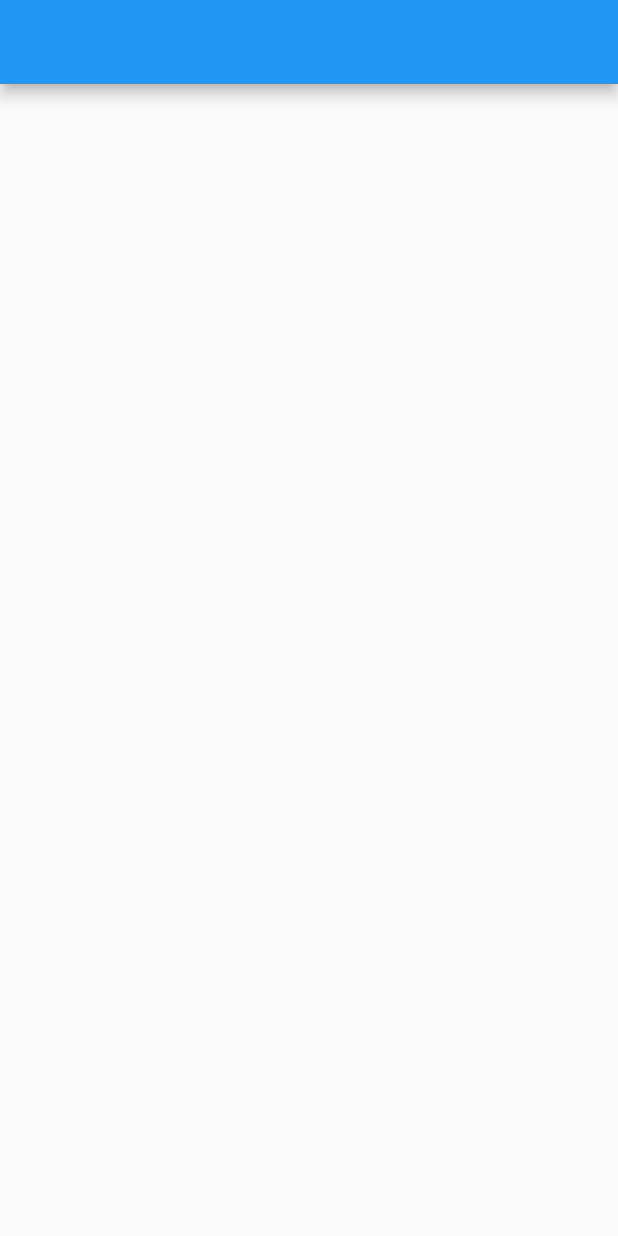
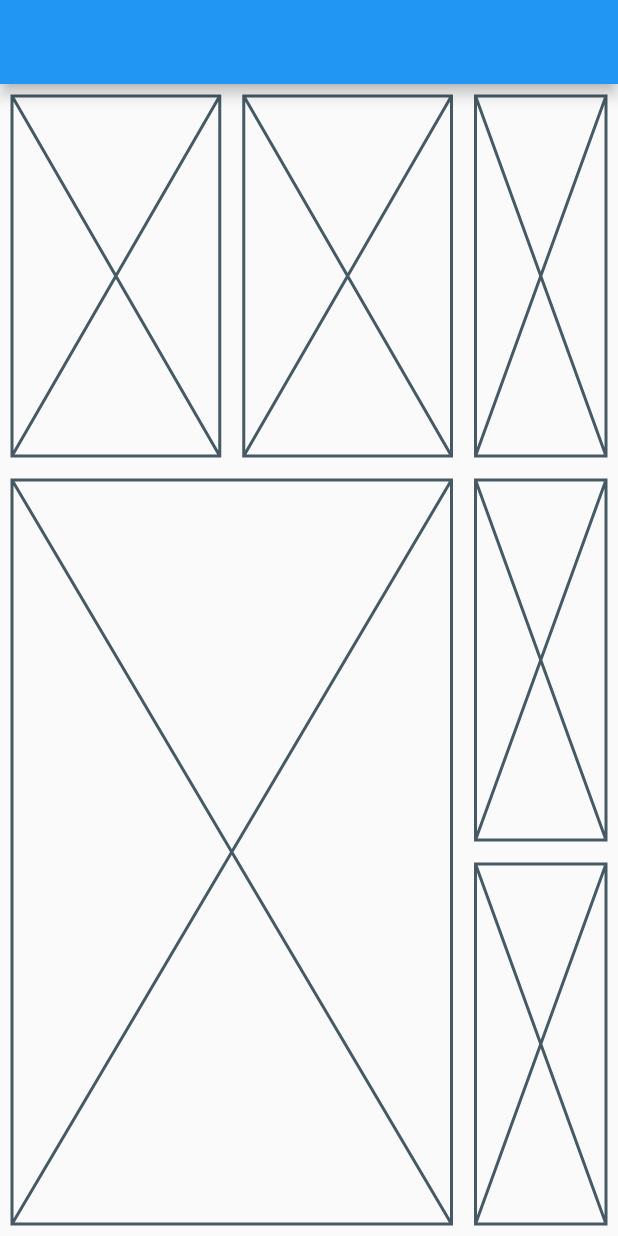
Before and after one commit to danilKhay/flutter_finboard, a Flutter app: the screen it shows after launch, on a phone screen of 412 x 824 dp. Run offline on Flutter 3.47's test engine with Material 2 defaults, Android fonts, the light colour scheme and no system bars; our stand-ins replace dio, get_it, retrofit; accounts and stored records are empty; generated files the repository leaves out were written again; network calls fail.

Commit message:
* Charts packages was added * HomeScreen was updated

```diff
--- a/lib/screens/home_screen.dart
+++ b/lib/screens/home_screen.dart
@@ -14,18 +14,57 @@ class _HomeScreenState extends State<HomeScreen> {
   CompanyProfile companyProfile;
   @override
   void initState() {
+    super.initState();
     final api = serviceLocator.get<FinHubApi>();
     api.getCompanyProfile(token: Constants.apiKey, symbol: 'NVDA').then((value) => setState(() => companyProfile = value));
-    super.initState();
   }
   @override
   Widget build(BuildContext context) {
     return Scaffold(
       appBar: AppBar(),
-      body: SingleChildScrollView(
+      body: SafeArea(
         child: Row(
           children: [
-            if (companyProfile != null) CompanyProfileWidget(companyProfile: companyProfile,),
+            Expanded(flex: 3, child: Column(
+              children: [
+                Expanded(flex: 1, child: Row(
+                  children: [
+                    Expanded(child: Padding(
+                      padding: const EdgeInsets.all(8.0),
+                      child: Placeholder(),
+                    )),
+                    Expanded(child: Padding(
+                      padding: const EdgeInsets.all(8.0),
+                      child: Placeholder(),
+                    )),
+                  ],
+                ),),
+                Expanded(flex: 2, child: Padding(
+                  padding: const EdgeInsets.all(8.0),
+                  child: Placeholder(),
+                )),
+              ],
+            ),),
+            Expanded(flex: 1, child: Column(
+              children: [
+                if (companyProfile != null) Expanded(child: Padding(
+                  padding: const EdgeInsets.all(8.0),
+                  child: CompanyProfileWidget(companyProfile: companyProfile,),
+                )),
+                if (companyProfile == null) Expanded(child: Padding(
+                  padding: const EdgeInsets.all(8.0),
+                  child: Placeholder(),
+                )),
+                Expanded(child: Padding(
+                  padding: const EdgeInsets.all(8.0),
+                  child: Placeholder(),
+                )),
+                Expanded(child: Padding(
+                  padding: const EdgeInsets.all(8.0),
+                  child: Placeholder(),
+                )),
+              ],
+            ),),
           ],
         ),
       ),
--- a/lib/widgets/company_profile_widget.dart
+++ b/lib/widgets/company_profile_widget.dart
@@ -9,16 +9,15 @@ class CompanyProfileWidget extends StatelessWidget {
 
   @override
   Widget build(BuildContext context) {
-    return SizedBox(
-      height: 270,
-      width: 300,
-      child: Card(
+    return Card(
       child: Padding(
         padding: const EdgeInsets.all(8.0),
         child: Column(
           crossAxisAlignment: CrossAxisAlignment.start,
           children: [
-              Row(
+            Expanded(
+              flex: 2,
+              child: Row(
                 crossAxisAlignment: CrossAxisAlignment.center,
                 mainAxisAlignment: MainAxisAlignment.start,
                 children: [
@@ -39,7 +38,7 @@ class CompanyProfileWidget extends StatelessWidget {
                   ),
                 ],
               ),
-              const SizedBox(height: 10,),
+            ),
             Expanded(
               child: Row(
                 children: [
@@ -106,7 +105,6 @@ class CompanyProfileWidget extends StatelessWidget {
           ],
         ),
       ),
-      ),
     );
   }
 }
--- a/pubspec.yaml
+++ b/pubspec.yaml
@@ -29,6 +29,8 @@ dependencies:
   retrofit: ^1.3.4+1
   get_it: ^6.0.0
   provider: ^5.0.0
+  syncfusion_flutter_charts: ^19.1.54+1
+  syncfusion_flutter_gauges: ^19.1.54
 
 dev_dependencies:
   flutter_test:
```
Also changed, not shown: pubspec.lock. Lines whose indentation alone changed are shown as unchanged.
